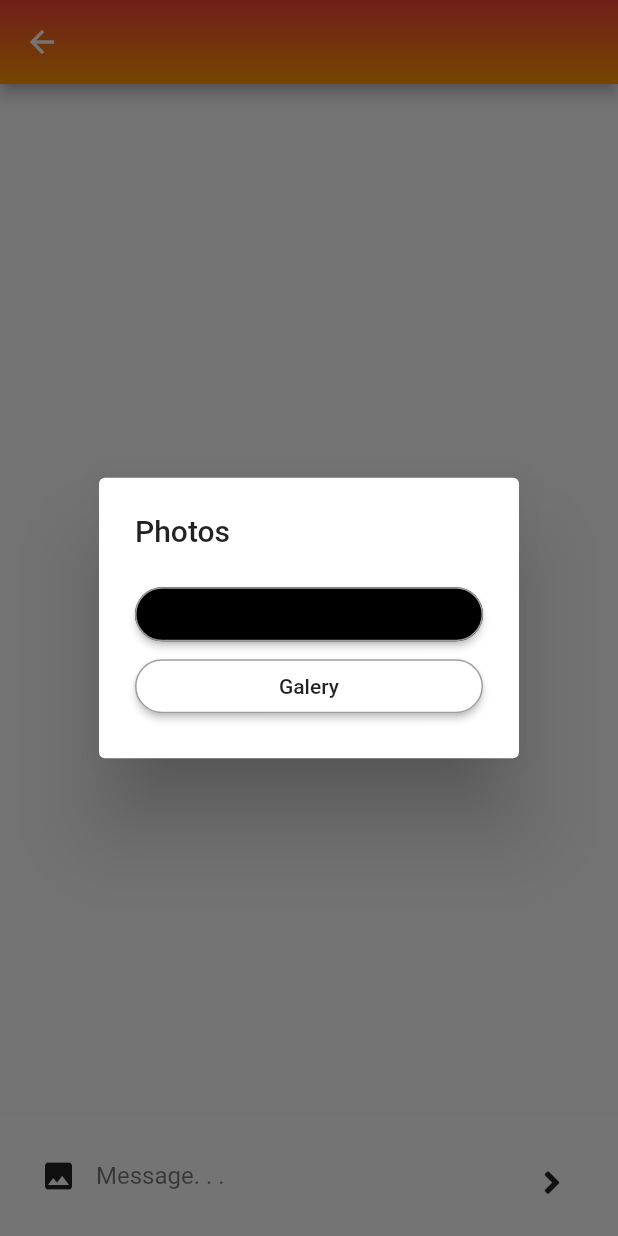
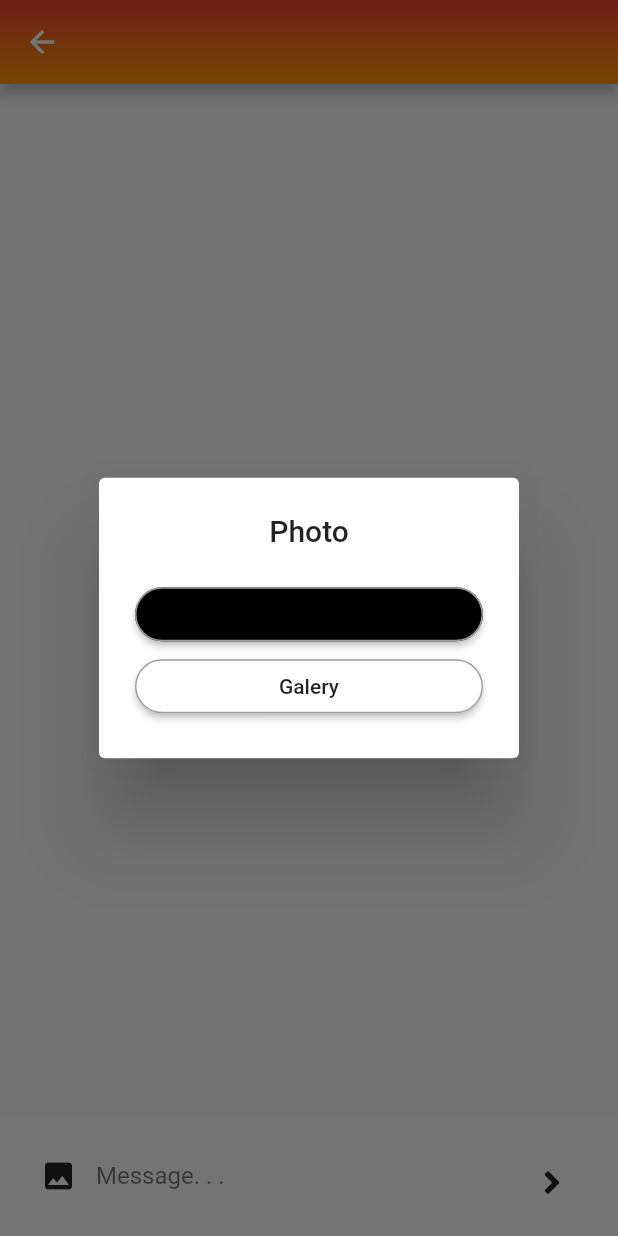
Before and after one commit to michaelwilliamalexander/skuy_messaging, a Flutter app: the ChatRoom screen opened directly with empty values, after a tap on the "photo" icon, on a phone screen of 412 x 824 dp. Run offline on Flutter 3.47's test engine with Material 2 defaults, Android fonts, the phone set to English and light mode, and no system bars; our stand-ins replace cloud_firestore, firebase_auth, firebase_messaging, firebase_storage, flutter_local_notifications, font_awesome_flutter and 3 more; accounts and stored records are empty.

Commit message:
fix chatscreen

```diff
--- a/lib/Views/ChatRoom/MessageTIle.dart
+++ b/lib/Views/ChatRoom/MessageTIle.dart
@@ -36,7 +36,6 @@ class MessageTileState extends State<MessageTile>{
 
         },
         child: Image.network(image,
-
           width: 300,
           height: 300,
           fit: BoxFit.cover,
--- a/lib/Views/ChatRoom/chatScreen.dart
+++ b/lib/Views/ChatRoom/chatScreen.dart
@@ -98,7 +98,12 @@ class _ChatRoomState extends State<ChatRoom>{
         context: context,
         builder: (context) {
           return AlertDialog(
-            title: Text("Photos"),
+            title: Column(
+              mainAxisAlignment: MainAxisAlignment.center,
+              children: <Widget>[
+                Text("Photo"),
+              ],
+            ),
             content: Wrap(
               children: <Widget>[
                 SizedBox(
@@ -162,7 +167,10 @@ class _ChatRoomState extends State<ChatRoom>{
         child: Stack(
 
           children: [
-            MessageList(),
+            Container(
+              padding: EdgeInsets.only(bottom: 100),
+              child: MessageList(),
+            ),
             Container(
               alignment: Alignment.bottomCenter,
               child: Container(
```
